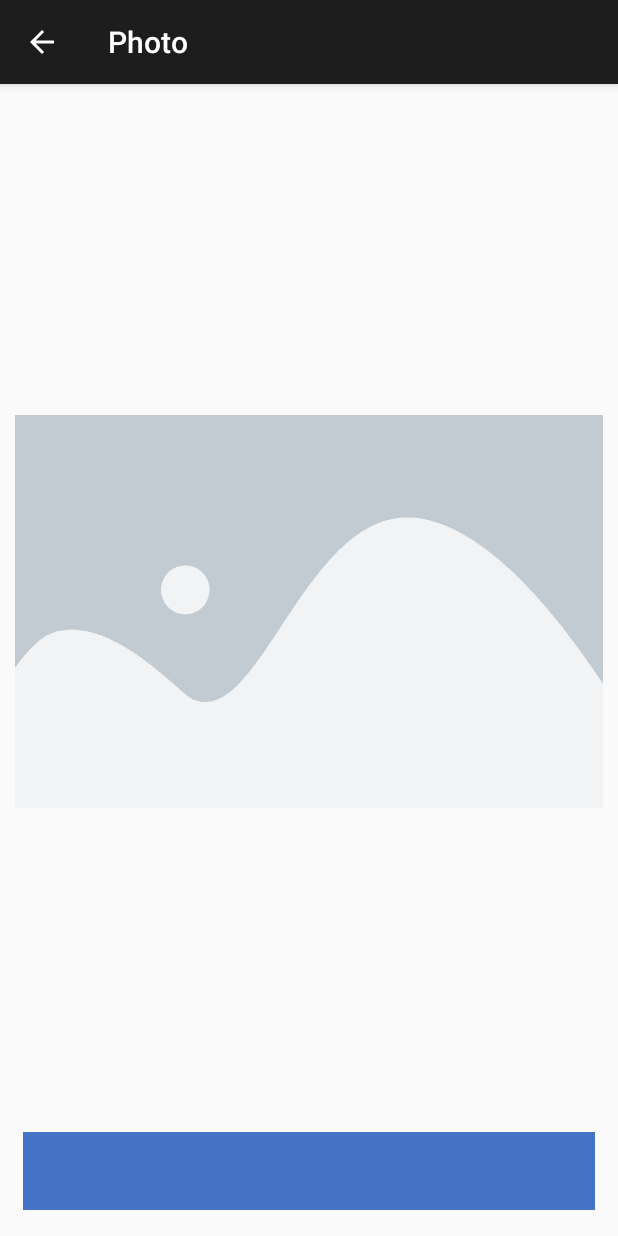
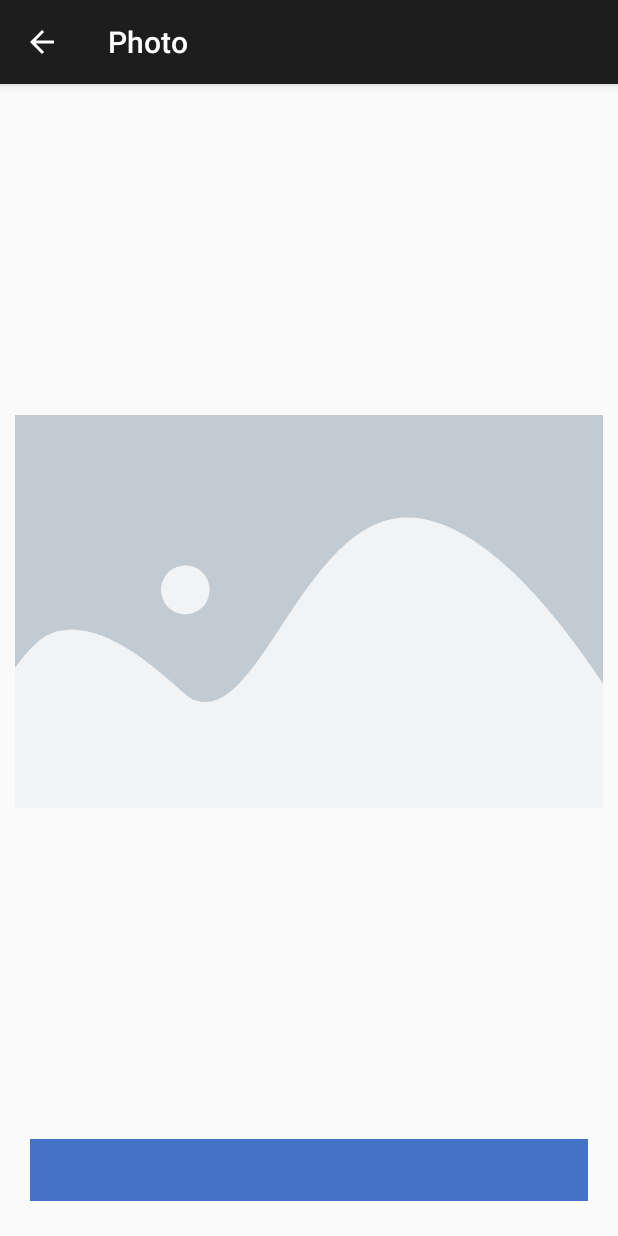
Before and after one commit to leosamit/OptusTest, an Android app: the fragment PhotoFragment placed in its activity, on a phone screen of 412 x 824 dp. Run offline under Robolectric (Android 15) with nearby library versions, the phone set to English and light mode, and no system bars; our stand-ins replace Dagger/Hilt's generated code, Picasso, RxJava, Timber, data binding; pictures from the network do not load; 2 statements that could not run were skipped.

```diff
--- a/app/src/main/java/com/samit/optustest/ui/album/AlbumFragment.kt
+++ b/app/src/main/java/com/samit/optustest/ui/album/AlbumFragment.kt
@@ -46,6 +46,7 @@ class AlbumFragment : DaggerFragment() {
     }
 
     private fun initUI() {
+        //viewModel.getAlbum()
         actionBar?.apply {
             title = getString(R.string.album)
             setDisplayHomeAsUpEnabled(true)
@@ -56,13 +57,12 @@ class AlbumFragment : DaggerFragment() {
         viewModel = injectViewModel(viewModelFactory)
         binding.executePendingBindings()
         binding.srlFacts.setOnRefreshListener {
-            //refresh()
+            viewModel.refreshAlbum()
         }
         subscribeUI()
     }
 
     private fun subscribeUI() {
-
         viewModel.albumList.observe(viewLifecycleOwner) { result ->
             when (result.status) {
                 Result.Status.LOADING -> {
--- a/app/src/main/java/com/samit/optustest/ui/album/AlbumViewModel.kt
+++ b/app/src/main/java/com/samit/optustest/ui/album/AlbumViewModel.kt
@@ -7,11 +7,15 @@ import javax.inject.Inject
 class AlbumViewModel @Inject constructor(private val repository: AlbumRepository) :
     ViewModel() {
 
+    val albumList = repository.albumList
+
     init {
         repository.getAlbum()
     }
 
-    val albumList = repository.albumList
+    fun refreshAlbum() {
+        repository.getAlbum()
+    }
 
     override fun onCleared() {
         super.onCleared()
--- a/app/src/main/java/com/samit/optustest/ui/userinfo/UserInfoFragment.kt
+++ b/app/src/main/java/com/samit/optustest/ui/userinfo/UserInfoFragment.kt
@@ -52,32 +52,27 @@ class UserInfoFragment : DaggerFragment() {
         viewModel = injectViewModel(viewModelFactory)
         binding.executePendingBindings()
         binding.srlFacts.setOnRefreshListener {
-            //refresh()
+            viewModel.refreshUserInfo()
         }
         subscribeUI()
     }
 
     private fun subscribeUI() {
-
         viewModel.userInfoList.observe(viewLifecycleOwner) { result ->
             when (result.status) {
-                Result.Status.LOADING -> {
-                    binding.isLoading = true
-                }
+                Result.Status.LOADING -> binding.isLoading = true
+
                 Result.Status.SUCCESS -> {
                     binding.userInfos = result.data
                     binding.isLoading = false
                 }
-                Result.Status.ERROR -> {
-                    binding.isLoading = false
-                }
+                Result.Status.ERROR -> binding.isLoading = false
             }
         }
 
         (rv_userInfo.adapter as? UserInfoAdapter)?.run {
             userClicks.subscribe {
                 findNavController().navigate(UserInfoFragmentDirections.navigateToAlbum(it.id.toString()))
-
             }
         }
     }
--- a/app/src/main/res/layout/fragment_photo.xml
+++ b/app/src/main/res/layout/fragment_photo.xml
@@ -25,8 +25,7 @@
 
             <ImageView
                 android:id="@+id/iv_photo"
-                android:layout_width="wrap_content"
-                android:layout_height="wrap_content"
+                style="@style/WrapContentStyle"
                 app:albumImage="@{album.url}"
                 app:layout_constraintLeft_toLeftOf="parent"
                 app:layout_constraintRight_toRightOf="parent"
@@ -38,10 +37,10 @@
                 style="@style/WrapContentStyle.TextStyle"
                 android:layout_width="match_parent"
                 android:layout_height="wrap_content"
+                android:layout_margin="@dimen/card_view_margin"
                 android:background="@color/colorBlue"
-                android:padding="15dp"
+                android:padding="@dimen/card_view_margin"
                 android:text="@{album.title}"
-                android:layout_margin="@dimen/item_constraint_margin"
                 app:layout_constraintLeft_toLeftOf="parent"
                 app:layout_constraintRight_toRightOf="parent"
                 app:layout_constraintTop_toBottomOf="@+id/iv_photo"
--- a/app/src/main/res/values/dimens.xml
+++ b/app/src/main/res/values/dimens.xml
@@ -5,6 +5,7 @@
     <dimen name="item_constraint_margin">5dp</dimen>
     <dimen name="text_title">20sp</dimen>
     <dimen name="text_size">15sp</dimen>
-    <dimen name="image_height">70dp</dimen>
+    <dimen name="image_height">100dp</dimen>
     <dimen name="image_width">100dp</dimen>
+    <dimen name="cardview_radius">3dp</dimen>
 </resources>
```
Also changed, not shown: app/src/main/java/com/samit/optustest/ui/userinfo/UserInfoViewModel.kt (+4 -7 lines), app/src/main/res/layout/item_album.xml (+5 -5 lines), app/src/main/res/layout/item_user_info.xml (+6 -4 lines).
